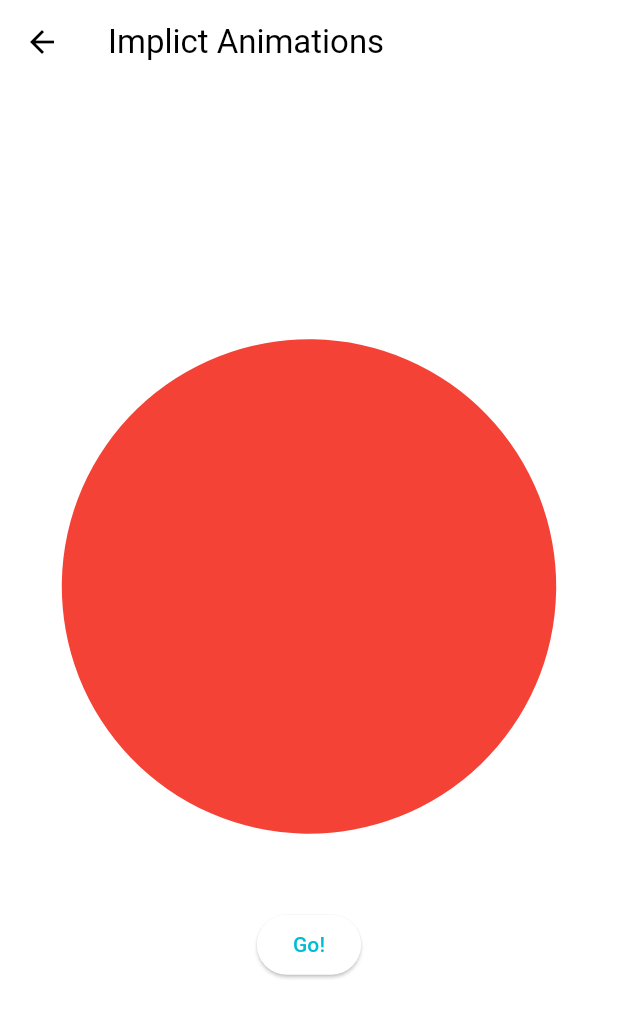
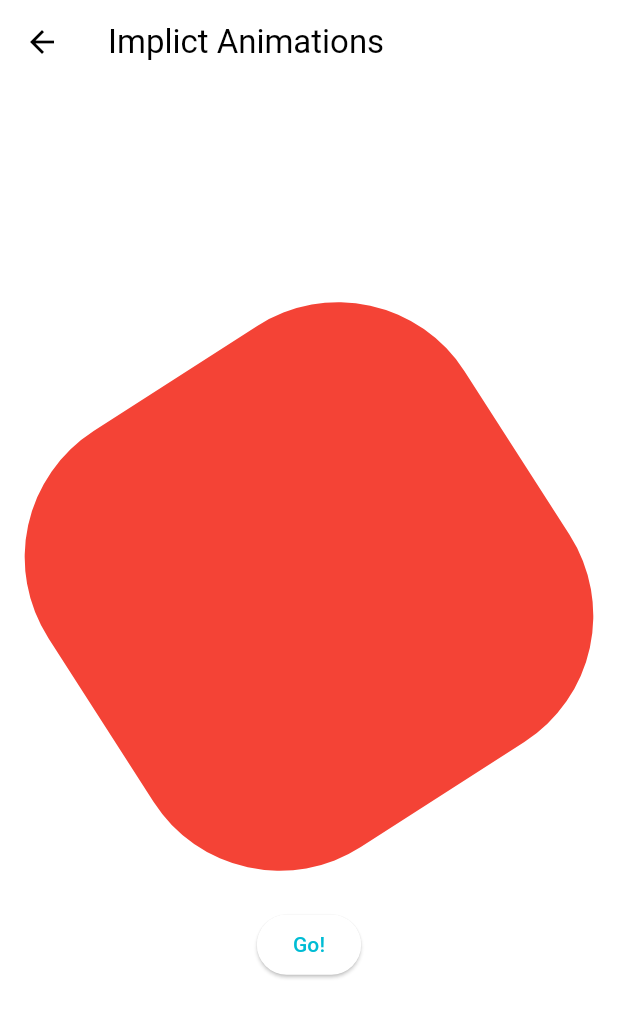
Before and after one commit to seo081225/flutter_animations_masterclass, a Flutter app: the ImplicitAnimationsScreen screen opened directly, on a phone screen of 412 x 824 dp. Shown: the top 1018 px of the screen. Run offline on Flutter 3.47's test engine with Material 2 defaults, Android fonts, the phone set to English and light mode, and no system bars.

```diff
--- a/lib/screens/implicit_animations_screen.dart
+++ b/lib/screens/implicit_animations_screen.dart
@@ -29,6 +29,7 @@ class _ImplicitAnimationsScreenState extends State<ImplicitAnimationsScreen> {
           mainAxisAlignment: MainAxisAlignment.center,
           children: [
             AnimatedContainer(
+              curve: Curves.elasticOut,
               duration: const Duration(seconds: 2),
               width: size.width * 0.8,
               height: size.width * 0.8,
@@ -36,7 +37,7 @@ class _ImplicitAnimationsScreenState extends State<ImplicitAnimationsScreen> {
               transformAlignment: Alignment.center,
               decoration: BoxDecoration(
                 color: _visible ? Colors.red : Colors.amber,
-                borderRadius: BorderRadius.circular(_visible ? 300 : 0),
+                borderRadius: BorderRadius.circular(_visible ? 100 : 0),
               ),
             ),
             const SizedBox(
```
